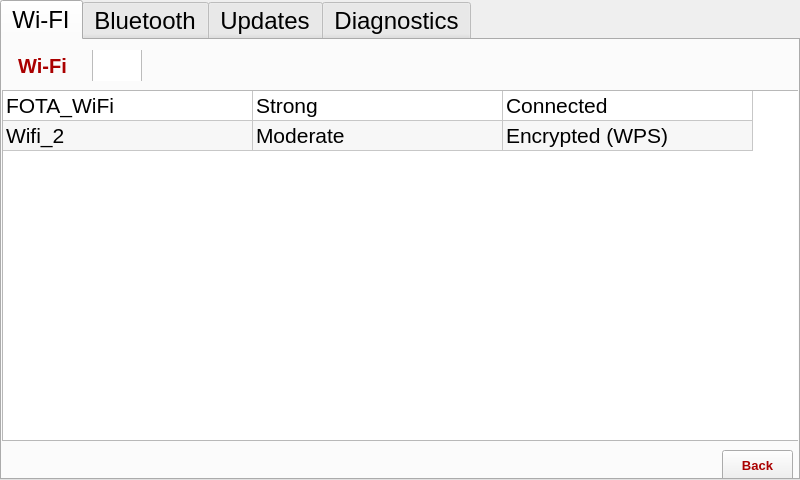
This is RPI/GUI/UI/Settings.ui in YehiaEhab16/FOTA_Graduation-Project-2022 as Qt 5 draws it before an edit. The edited form follows.
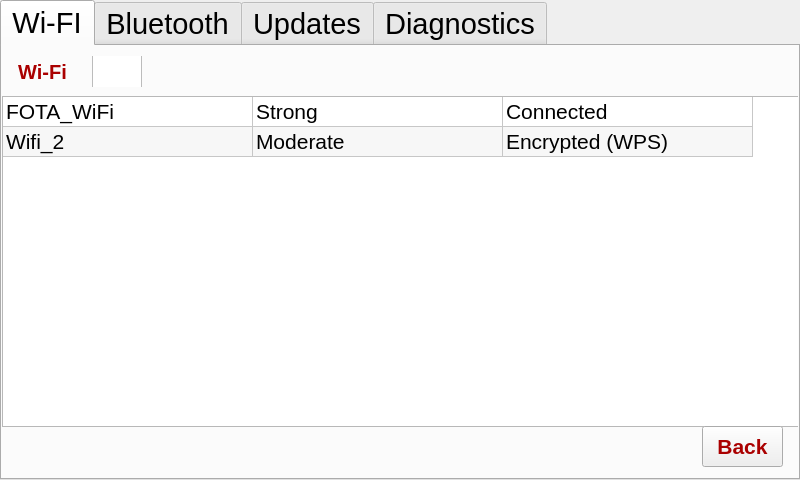
This is the edited form. The open tabs and pages were chosen to show the change. Icons and pictures are not drawn.

What changed in the file:
```diff
--- a/RPI/GUI/UI/Settings.ui
+++ b/RPI/GUI/UI/Settings.ui
@@ -12,7 +12,7 @@
   </property>
   <property name="font">
    <font>
-    <pointsize>18</pointsize>
+    <pointsize>22</pointsize>
    </font>
   </property>
   <property name="windowTitle">
@@ -1192,29 +1192,6 @@
    <attribute name="title">
     <string>Wi-FI</string>
    </attribute>
-   <widget class="QPushButton" name="back">
-    <property name="geometry">
-     <rect>
-      <x>720</x>
-      <y>410</y>
-      <width>71</width>
-      <height>31</height>
-     </rect>
-    </property>
-    <property name="font">
-     <font>
-      <pointsize>10</pointsize>
-      <weight>75</weight>
-      <bold>true</bold>
-     </font>
-    </property>
-    <property name="styleSheet">
-     <string notr="true">color: rgb(170, 0, 0);</string>
-    </property>
-    <property name="text">
-     <string>Back</string>
-    </property>
-   </widget>
    <widget class="QCheckBox" name="checkBox">
     <property name="geometry">
      <rect>
@@ -1286,7 +1263,7 @@
       <x>0</x>
       <y>50</y>
       <width>801</width>
-      <height>351</height>
+      <height>331</height>
      </rect>
     </property>
     <property name="font">
@@ -1389,6 +1366,29 @@
      </property>
     </item>
    </widget>
+   <widget class="QPushButton" name="back">
+    <property name="geometry">
+     <rect>
+      <x>700</x>
+      <y>380</y>
+      <width>81</width>
+      <height>41</height>
+     </rect>
+    </property>
+    <property name="font">
+     <font>
+      <pointsize>16</pointsize>
+      <weight>75</weight>
+      <bold>true</bold>
+     </font>
+    </property>
+    <property name="styleSheet">
+     <string notr="true">color: rgb(170, 0, 0);</string>
+    </property>
+    <property name="text">
+     <string>Back</string>
+    </property>
+   </widget>
   </widget>
   <widget class="QWidget" name="tab_1">
    <attribute name="title">
```
Left out of the diff: 96 changed lines with no effect on the pictures.
